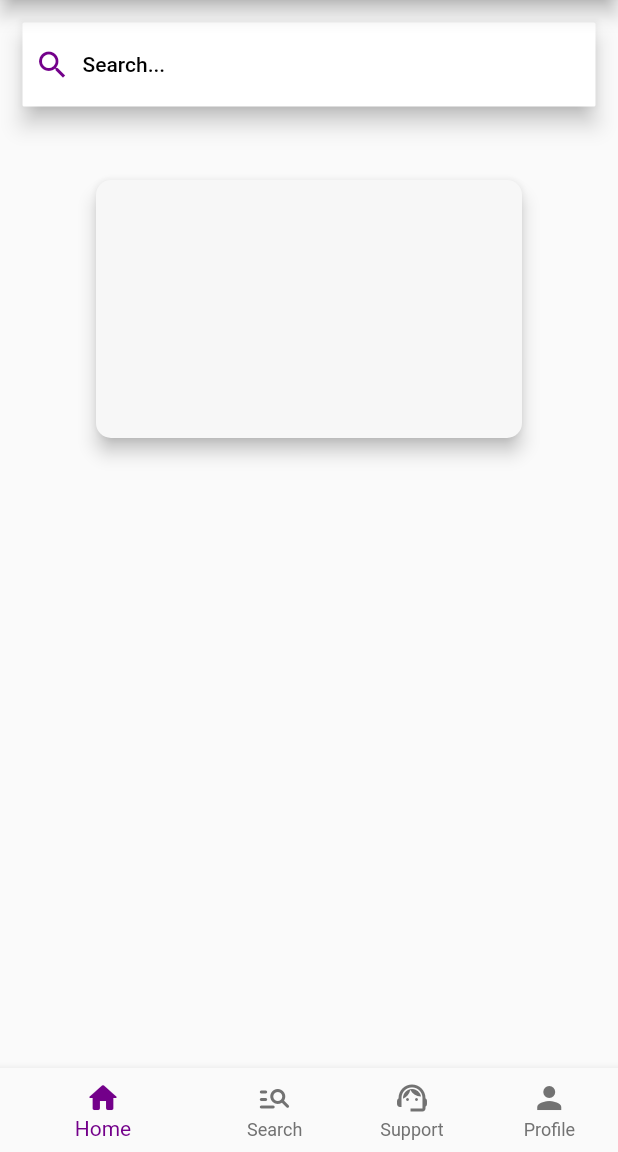
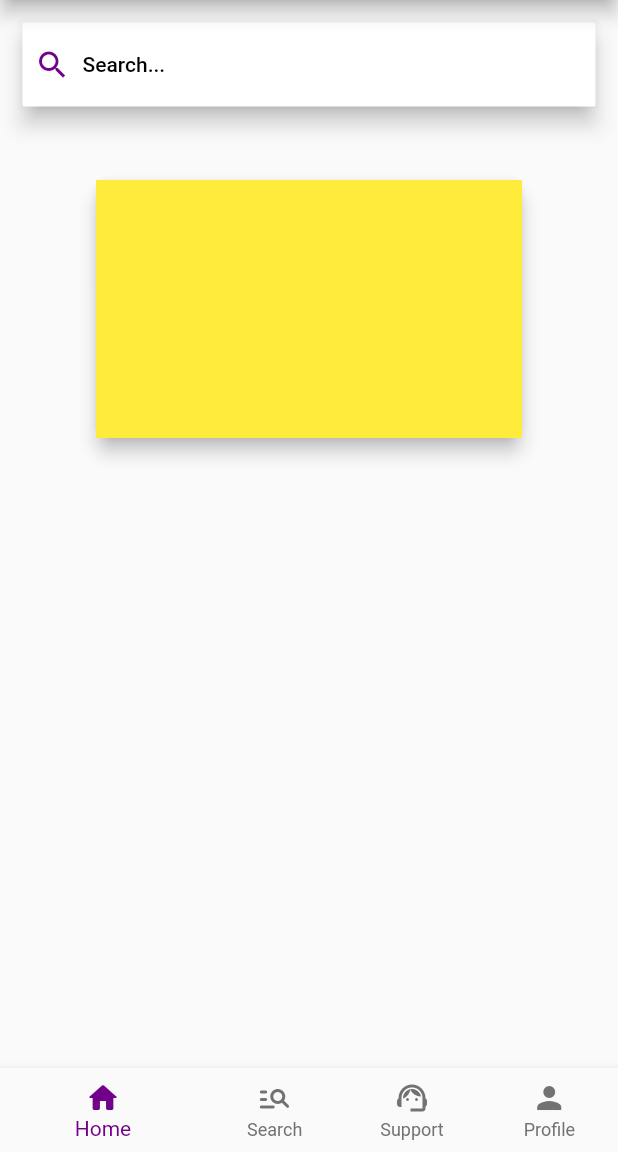
Before and after one commit to hasnainahmed705/elaaj_app, a Flutter app: the screen it shows after launch, after a tap on "SignUp", after a tap on "Register", after a tap on "Finish", on a phone screen of 412 x 824 dp, the part 84-1236 px from its top. Run offline on Flutter 3.47's test engine with Material 2 defaults, Android fonts, the light colour scheme and no system bars.

Commit message:
color Change

```diff
--- a/lib/screens/Homepage.dart
+++ b/lib/screens/Homepage.dart
@@ -42,7 +42,9 @@ class _HomePageState extends State<HomePage> {
                       shape: RoundedRectangleBorder(
                           borderRadius: BorderRadius.circular(10.0)),
                       color: Color.fromARGB(255, 247, 247, 247),
-                      child: Container(),
+                      child: Container(
+                        color: Colors.yellow,
+                      ),
                     )),
               )
             ],
```
